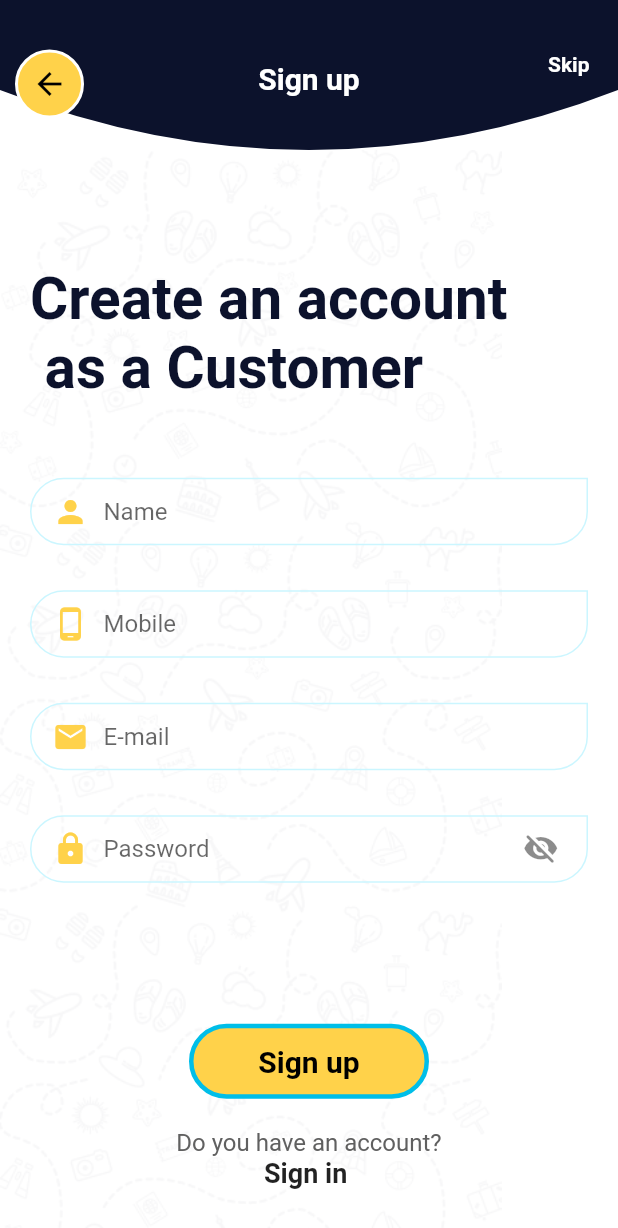
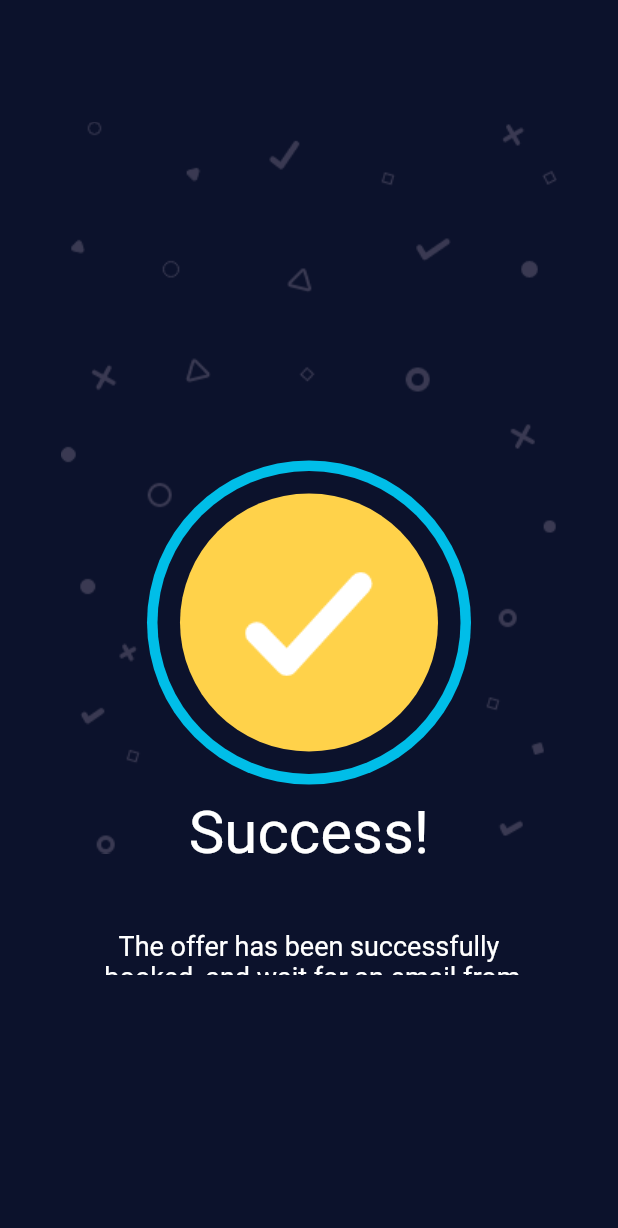
Before and after one commit to Omar-Moshtaha/tourism, a Flutter app: the screen it shows after launch, on a phone screen of 412 x 824 dp. Shown: the top 1228 px of the screen. Run offline on Flutter 3.47's test engine with Material 2 defaults, Android fonts, the phone set to English and light mode, and no system bars; our stand-ins replace flutter_custom_clippers, hexcolor.

Commit message:
success_page.dart

```diff
--- a/lib/main.dart
+++ b/lib/main.dart
@@ -3,6 +3,7 @@ import 'package:flutter/material.dart';
 import 'package:flutter/services.dart';
 import 'package:tourism/page1.dart';
 import 'package:tourism/register.dart';
+import 'package:tourism/success_page.dart';
 
 void main(){
   runApp(MyApp());
@@ -27,7 +28,7 @@ statusBarColor: Colors.white.withOpacity(0),
 
     )
   ),
-  home: Register(),
+  home: Success(),
 );
   }
 
--- /dev/null
+++ b/lib/success_page.dart
@@ -0,0 +1,92 @@
+import 'package:flutter/material.dart';
+import 'package:hexcolor/hexcolor.dart';
+
+class Success extends StatelessWidget {
+
+  @override
+  Widget build(BuildContext context) {
+    return Scaffold(
+      backgroundColor: HexColor('#0C122C'),
+      appBar: AppBar(
+        toolbarHeight: 650,
+
+
+flexibleSpace: Container(
+child: Stack(
+  children: [
+    Padding(
+      padding: const EdgeInsets.only(right: 98,left: 98,top:180),
+      child: Container(
+        decoration: BoxDecoration(
+            shape: BoxShape.circle,color: HexColor('#00BEE8')
+
+
+        ),
+      ),
+    ),
+
+    Padding(
+      padding: const EdgeInsets.only(right: 105,left: 105,top:180),
+      child: Container(
+        decoration: BoxDecoration(
+            shape: BoxShape.circle,color:HexColor('#0C122C')
+
+
+        ),
+      ),
+    ),
+
+    Padding(
+      padding: const EdgeInsets.only(right: 120,left: 120,top:180),
+      child: Container(
+        decoration: BoxDecoration(
+            shape: BoxShape.circle,color: HexColor('#FFD24A'),
+
+image: DecorationImage(image:AssetImage('image/image4.png')),
+        ),
+      ),
+    ),
+Padding(
+  padding: const EdgeInsets.only(top: 460),
+  child:   Center(
+    child: Text('Success!',style: TextStyle(
+
+      color: Colors.white,
+
+      fontSize: 40,
+
+    ),),
+  ),
+),
+    Padding(
+      padding: const EdgeInsets.only(top: 620),
+      child:   Center(
+        child: Text('The offer has been successfully\n booked, and wait for an email from\n us with the upcoming details !',style: TextStyle(
+
+          color: Colors.white,
+
+          fontSize: 18,
+
+        ),
+        textAlign: TextAlign.center,
+        ),
+      ),
+    ),
+
+  ],
+),
+ decoration: BoxDecoration(
+   image: DecorationImage(
+     image: AssetImage('image/image3.png'),
+// fit: BoxFit.fitWidth
+   )
+
+ ),
+height: 680,
+
+),
+      ),
+
+    );
+  }
+}
```
Also changed, not shown: image/image3.png (added), image/image4.png (added).
